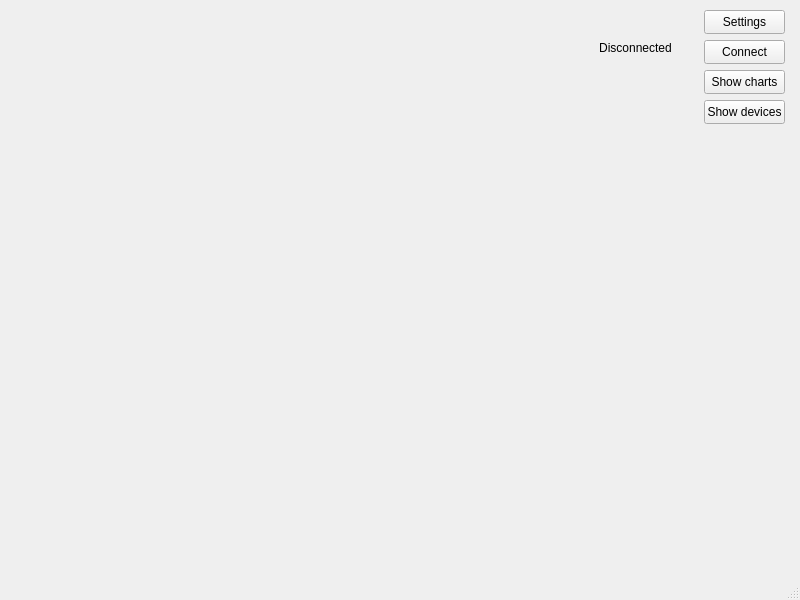
Old version of the form mainwindow.ui in the repository PunkNaPrekole/BubbleHub.
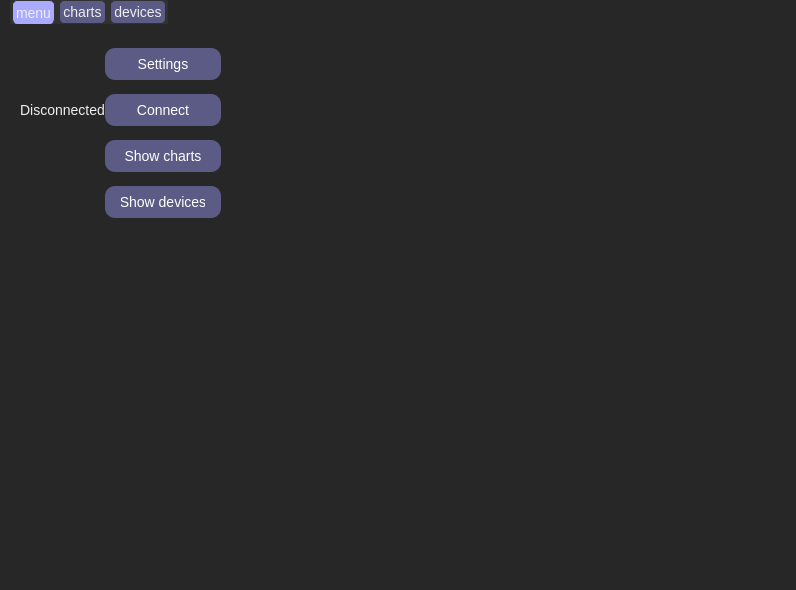
New version of the form.

Commit message: added some design + server puller

Patch:
```diff
--- a/mainwindow.ui
+++ b/mainwindow.ui
@@ -6,100 +6,280 @@
    <rect>
     <x>0</x>
     <y>0</y>
-    <width>800</width>
-    <height>600</height>
+    <width>796</width>
+    <height>590</height>
    </rect>
   </property>
   <property name="windowTitle">
    <string>MainWindow</string>
   </property>
+  <property name="styleSheet">
+   <string notr="true">/*переменные цветов(на самом деле классы)*/
+.color-main {
+    background-color: #272727; 
+}
+.color-light {
+    background-color: #eeeeee; 
+}
+.color-second {
+    background-color: #313131; 
+}
+.color-theme {
+    background-color: #5b5b85; 
+}
+.color-lavender {
+    background-color: #aaaaff; 
+}
+/* Основные настройки фона и текста */
+QWidget {
+    background-color: #272727; /* фон для всего приложения */
+	font-family: &quot;GOST Common&quot;;
+    color: #eeeeee;            /* цвет текста */
+    font-size: 14px;           /* Стандартный размер текста */
+}
+
+/* Настройки для кнопок */
+QPushButton {
+    background-color: #5b5b85;     /* Основной цвет */
+    color: white;                  /*текст */
+    border-radius: 10px;           /* Скругленные углы */
+    padding: 8px 16px;             /* Отступы */
+    border: 2px;     /* Бордер с ярким акцентом */
+	box-shadow: 2px 2px 5px rgba(0, 0, 0, 0.5);
+}
+
+QPushButton:hover {
+    background-color: #aaaaff;     /* Яркий розовый цвет при наведении */
+}
+
+QPushButton:pressed {
+    background-color: #aaaaff;     /* Красный цвет при нажатии */
+    border: 2px solid;     /* Оранжевая граница при нажатии */
+	box-shadow: inset 2px 2px 5px rgba(0, 0, 0, 0.5);
+}
+
+/* Настройки для слайдеров */
+QSlider::groove:horizontal {
+    background: #eeeeee;           /* трек */
+    height: 6px;
+    border-radius: 3px;
+}
+
+QSlider::handle:horizontal {
+    background: #aaaaff;           /* ручка */
+    border: 2px solid #5b5b85;     /* граница */
+    width: 20px;
+    height: 20px;
+    margin: -8px 0;
+    border-radius: 10px;
+}
+
+QSlider::handle:horizontal:hover {
+    background: #5b5b85;           /* цвет при наведении */
+}
+
+/* Настройки для полей ввода текста */
+QLineEdit {
+    background-color: #2C2C2C;     /* Темный фон */
+    color: #eeeeee;                  /* Белый текст */
+    border: 1px solid #5b5b85;     /* Фиолетовая рамка */
+    padding: 6px;
+    border-radius: 6px;
+}
+
+QLineEdit:focus {
+    border: 1px solid #D900FF;     /* Яркий розовый при фокусе */
+}
+
+/* Настройки для выпадающих списков */
+QComboBox {
+    background-color: #2C2C2C;     /* Темный фон */
+    color: white;                  /* Белый текст */
+    border: 1px solid #FF1F00;     /* Красная рамка */
+    padding: 6px;
+    border-radius: 6px;
+}
+
+QComboBox QAbstractItemView {
+    background-color: #2C2C2C;     /* Темный фон выпадающего списка */
+    color: white;                  /* Белый текст */
+    selection-background-color: #A63BFF; /* Фиолетовый при выборе */
+}
+
+/* Настройки для чекбоксов */
+QCheckBox {
+    color: white;
+}
+
+QCheckBox::indicator {
+    width: 18px;
+    height: 18px;
+    border-radius: 3px;
+    background-color: #2C2C2C;
+    border: 2px solid #FF1F00;     /* Красная рамка */
+}
+
+QCheckBox::indicator:checked {
+    background-color: #A63BFF;     /* Фиолетовый цвет при выборе */
+    border: 2px solid #D900FF;     /* Яркая розовая рамка при выборе */
+}
+
+/* Настройки для радиокнопок */
+QRadioButton {
+    color: white;
+}
+
+QRadioButton::indicator {
+    width: 16px;
+    height: 16px;
+    border-radius: 8px;
+    background-color: #2C2C2C;
+    border: 2px solid #FF1F00;     /* Красная рамка */
+}
+
+QRadioButton::indicator:checked {
+    background-color: #A63BFF;     /* Фиолетовый цвет при выборе */
+    border: 2px solid #D900FF;     /* Розовая рамка при выборе */
+}
+QTabWidget {
+    background-color: #2D2D30; /* Цвет фона всего виджета */
+    color: #eeeeee; /* Цвет текста */
+	border: none;
+}
+
+QTabBar {
+    background: #313131; /* Цвет фона для панели вкладок */
+    border-bottom: 1px solid #313131; /* Цвет границы панели вкладок */
+}
+
+QTabBar::tab {
+    background: #5b5b85; /* Цвет фона вкладок */
+    color: #eeeeee; /* Цвет текста вкладки */
+    padding: 3px; /* Отступы внутри вкладки */
+    margin: 0 2px; /* Отступы между вкладками */
+    border: 1px solid #313131; /* Цвет границы вкладок */
+    border-radius: 5px; /* Скругление углов вкладок */
+}
+
+QTabBar::tab:selected {
+    background: #aaaaff; /* Цвет фона выбранной вкладки */
+    color: #eeeeee; /* Цвет текста выбранной вкладки */
+    border-bottom: none; /* Убираем границу внизу для выбранной вкладки */
+    border-top-left-radius: 5px; /* Скругление верхнего левого угла для выбранной вкладки */
+    border-top-right-radius: 5px; /* Скругление верхнего правого угла для выбранной вкладки */
+}
+
+QTabBar::tab:hover {
+    background: #aaaaff; /* Цвет фона при наведении на вкладку */
+}
+</string>
+  </property>
   <widget class="QWidget" name="centralwidget">
-   <widget class="QPushButton" name="settingsButton">
+   <widget class="QTabWidget" name="tabWidget">
     <property name="geometry">
      <rect>
-      <x>704</x>
-      <y>10</y>
-      <width>81</width>
-      <height>24</height>
+      <x>10</x>
+      <y>0</y>
+      <width>781</width>
+      <height>541</height>
      </rect>
     </property>
-    <property name="text">
-     <string>Settings</string>
+    <property name="currentIndex">
+     <number>0</number>
     </property>
-   </widget>
-   <widget class="QLabel" name="stateLabel">
-    <property name="geometry">
-     <rect>
-      <x>570</x>
-      <y>40</y>
-      <width>131</width>
-      <height>16</height>
-     </rect>
-    </property>
-    <property name="text">
-     <string>&lt;html&gt;&lt;head/&gt;&lt;body&gt;&lt;p align=&quot;center&quot;&gt;Disconnected&lt;/p&gt;&lt;/body&gt;&lt;/html&gt;</string>
-    </property>
-   </widget>
-   <widget class="QPushButton" name="connectButton">
-    <property name="geometry">
-     <rect>
-      <x>704</x>
-      <y>40</y>
-      <width>81</width>
-      <height>24</height>
-     </rect>
-    </property>
-    <property name="text">
-     <string>Connect</string>
-    </property>
-   </widget>
-   <widget class="QWidget" name="formLayoutWidget">
-    <property name="geometry">
-     <rect>
-      <x>19</x>
-      <y>20</y>
-      <width>281</width>
-      <height>511</height>
-     </rect>
-    </property>
-    <layout class="QFormLayout" name="deviceLayout"/>
-   </widget>
-   <widget class="QPushButton" name="getDataButton">
-    <property name="geometry">
-     <rect>
-      <x>704</x>
-      <y>70</y>
-      <width>81</width>
-      <height>24</height>
-     </rect>
-    </property>
-    <property name="text">
-     <string>Show charts</string>
-    </property>
-   </widget>
-   <widget class="QPushButton" name="getDevicesButton">
-    <property name="geometry">
-     <rect>
-      <x>704</x>
-      <y>100</y>
-      <width>81</width>
-      <height>24</height>
-     </rect>
-    </property>
-    <property name="text">
-     <string>Show devices</string>
-    </property>
-   </widget>
-   <widget class="QWidget" name="verticalLayoutWidget">
-    <property name="geometry">
-     <rect>
-      <x>299</x>
-      <y>150</y>
-      <width>481</width>
-      <height>381</height>
-     </rect>
-    </property>
-    <layout class="QVBoxLayout" name="chartLayout"/>
+    <widget class="QWidget" name="mainMenu">
+     <attribute name="title">
+      <string>menu</string>
+     </attribute>
+     <widget class="QWidget" name="gridLayoutWidget">
+      <property name="geometry">
+       <rect>
+        <x>10</x>
+        <y>10</y>
+        <width>201</width>
+        <height>202</height>
+       </rect>
+      </property>
+      <layout class="QGridLayout" name="ButtonsGridLayout">
+       <property name="topMargin">
+        <number>0</number>
+       </property>
+       <property name="spacing">
+        <number>0</number>
+       </property>
+       <item row="3" column="1">
+        <widget class="QPushButton" name="getDevicesButton">
+         <property name="text">
+          <string>Show devices</string>
+         </property>
+        </widget>
+       </item>
+       <item row="1" column="1">
+        <widget class="QPushButton" name="connectButton">
+         <property name="text">
+          <string>Connect</string>
+         </property>
+        </widget>
+       </item>
+       <item row="0" column="1">
+        <widget class="QPushButton" name="settingsButton">
+         <property name="styleSheet">
+          <string notr="true"/>
+         </property>
+         <property name="text">
+          <string>Settings</string>
+         </property>
+        </widget>
+       </item>
+       <item row="2" column="1">
+        <widget class="QPushButton" name="getDataButton">
+         <property name="text">
+          <string>Show charts</string>
+         </property>
+        </widget>
+       </item>
+       <item row="1" column="0">
+        <widget class="QLabel" name="stateLabel">
+         <property name="text">
+          <string>&lt;html&gt;&lt;head/&gt;&lt;body&gt;&lt;p align=&quot;center&quot;&gt;Disconnected&lt;/p&gt;&lt;/body&gt;&lt;/html&gt;</string>
+         </property>
+        </widget>
+       </item>
+      </layout>
+     </widget>
+    </widget>
+    <widget class="QWidget" name="chartMenu">
+     <attribute name="title">
+      <string>charts</string>
+     </attribute>
+     <widget class="QWidget" name="verticalLayoutWidget">
+      <property name="geometry">
+       <rect>
+        <x>0</x>
+        <y>0</y>
+        <width>781</width>
+        <height>521</height>
+       </rect>
+      </property>
+      <layout class="QVBoxLayout" name="chartLayout"/>
+     </widget>
+    </widget>
+    <widget class="QWidget" name="controlMenu">
+     <attribute name="title">
+      <string>devices</string>
+     </attribute>
+     <widget class="QWidget" name="formLayoutWidget">
+      <property name="geometry">
+       <rect>
+        <x>0</x>
+        <y>0</y>
+        <width>781</width>
+        <height>551</height>
+       </rect>
+      </property>
+      <layout class="QFormLayout" name="deviceLayout"/>
+     </widget>
+    </widget>
    </widget>
   </widget>
   <widget class="QStatusBar" name="statusbar"/>
```
Left out of the diff: 4 changed lines with no effect on the pictures. The commit also changes 7 other files.
